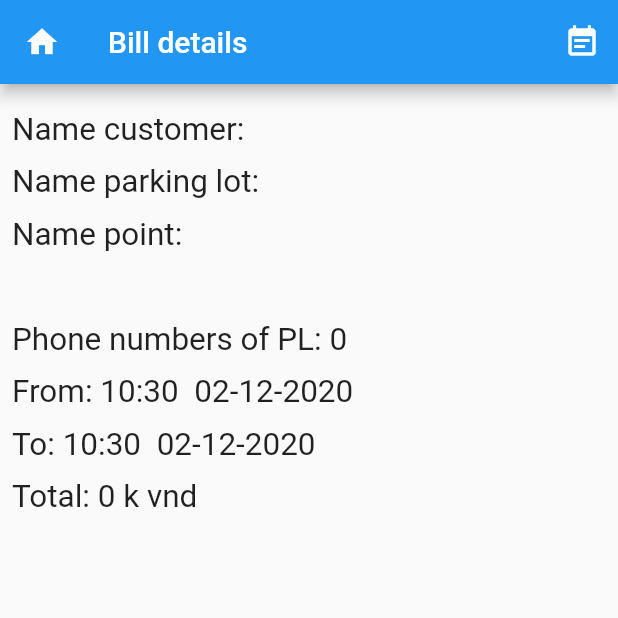
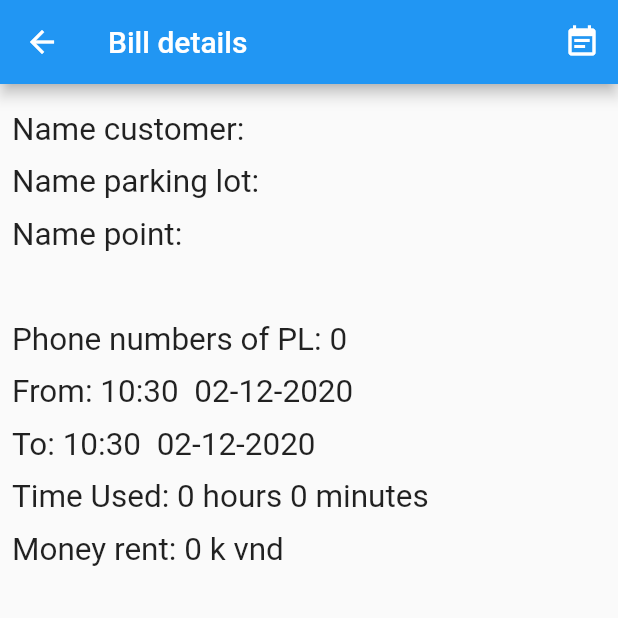
Before and after one commit to Kenny121331/project, a Flutter app: the RentStateDetails screen opened directly, after a tap on "Get Bill", on a phone screen of 412 x 824 dp, the top half of it. Run offline on Flutter 3.47's test engine with Material 2 defaults, Android fonts, the phone set to English and light mode, and no system bars; our stand-ins replace cloud_firestore, datetime_picker_formfield, firebase_auth, firebase_core, geolocator, google_maps_flutter; missing offline and left inert: autocomplete_textfield; accounts and stored records are empty; network calls fail; statements that could not run were skipped.

Commit message:
change get bills

```diff
--- a/lib/app/home/bill/billDetails.dart
+++ b/lib/app/home/bill/billDetails.dart
@@ -5,7 +5,6 @@ import 'package:flutter_app_parkinglots/app/home/bill/bill.dart';
 import 'package:flutter_app_parkinglots/data/bill/BillJson.dart';
 import 'package:intl/intl.dart';
 
-import '../home.dart';
 
 class BillDetails extends StatelessWidget {
   String idBill;
@@ -21,7 +20,7 @@ class BillDetails extends StatelessWidget {
     );
   }
 
-  Widget typeBill(int deposit, int price, int penalty){
+  Widget typeBill(int deposit, int price, int penalty, int timeUsed, int timeOverdue){
     if (deposit != null){
       return Column(
         crossAxisAlignment: CrossAxisAlignment.start,
@@ -35,14 +34,21 @@ class BillDetails extends StatelessWidget {
         return Column(
           crossAxisAlignment: CrossAxisAlignment.start,
           children: <Widget>[
-            text('Note: You have left the car overdue'),
+            text('Time Used: ${timeUsed ~/ 60} hours ${timeUsed % 60} minutes'),
             text('Money rent: $price k vnd'),
+            text('Time Overdue: ${timeOverdue ~/ 60} hours ${timeOverdue % 60} minutes'),
             text('Money penalty: $penalty k vnd'),
             text('Total: ${price + penalty} k vnd')
           ],
         );
       } else {
-        return text('Total: $price k vnd');
+        return Column(
+          crossAxisAlignment: CrossAxisAlignment.start,
+          children: [
+            text('Time Used: ${timeUsed ~/ 60} hours ${timeUsed % 60} minutes'),
+            text('Money rent: $price k vnd'),
+          ],
+        );
       }
     }
   }
@@ -50,13 +56,6 @@ class BillDetails extends StatelessWidget {
   Widget build(BuildContext context) {
     return Scaffold(
       appBar: AppBar(
-        leading: IconButton(
-          icon: Icon(Icons.home),
-          onPressed: (){
-            Navigator.of(context)
-                .pushNamedAndRemoveUntil( Home.ROUTER, (Route<dynamic> route) => false);
-          },
-        ),
         title: Text(
           'Bill details'
         ),
@@ -95,7 +94,7 @@ class BillDetails extends StatelessWidget {
                         text('Phone numbers of PL: ${_bill.phoneNumbersPL.toString()}'),
                         text('From: $_rentedTime'),
                         text('To: $_returnTime'),
-                        typeBill(_bill.deposit, _bill.price, _bill.penalty)
+                        typeBill(_bill.deposit, _bill.price, _bill.penalty, _bill.timeUsed, _bill.timeOverdue)
                       ],
                     )
                   ],
--- a/lib/app/home/parkingLots/pointDetails/allPoints.dart
+++ b/lib/app/home/parkingLots/pointDetails/allPoints.dart
@@ -47,12 +47,14 @@ class _ShowAllPointsState extends State<ShowAllPoints> {
           ),
           actions: <Widget>[
             RaisedButton(
+              color: Colors.green,
               child: Text('No'),
               onPressed: () {
                 Navigator.of(context).pop();
               },
             ),
             RaisedButton(
+              color: Colors.green,
               child: Text('Yes'),
               onPressed: () {
                 //_check();
@@ -118,7 +120,8 @@ class _ShowAllPointsState extends State<ShowAllPoints> {
         'stateRent' : false
       }).then((value2) async {
         await userState.doc(value2.id).update({'idUserState' : value2.id});
-        Navigator.push(
+        await Navigator.pop(context);
+        Navigator.pushReplacement(
             context,
             MaterialPageRoute(builder: (context) => ReservationDetails(
               idUserState: value2.id,
--- a/lib/app/home/parkingLots/rent/rentStateDetails.dart
+++ b/lib/app/home/parkingLots/rent/rentStateDetails.dart
@@ -30,7 +30,7 @@ class _RentStateDetailsState extends State<RentStateDetails> {
   var addParkingLot = AddParkingLots();
   int _price, _pricePL, _penaltyPL;
   final format = DateFormat("dd-MM-yyyy HH:mm");
-  Timestamp _returnTime, _rentedTime; DateTime _returnTimeNew;
+  Timestamp _returnTime; DateTime _returnTimeNew;
   final DateTime _now = DateTime.now();
   Widget text(String text) {
     return Padding(
@@ -53,7 +53,6 @@ class _RentStateDetailsState extends State<RentStateDetails> {
         .then((value){
           _returnTime = value.data()['returnTime'];
           _idPL = value.data()['idPL'];
-          _rentedTime = value.data()['rentedTime'];
           _namePoint = value.data()['namePoint'];
        parkingLot
        .doc(_idPL)
@@ -107,29 +106,40 @@ class _RentStateDetailsState extends State<RentStateDetails> {
         'idPL' : _userState.idPL,
         'namePoint' : _userState.namePoint,
         'rentedTime' : _userState.rentedTime,
-        'returnTime' : _userState.returnTime,
+        'returnTime' : _now,
         'phoneNumbersPL' : _userState.phoneNumbersPL,
+        'returnPointTime' : _now,
+        //'timeUsed' : _now.difference(_userState.rentedTime.toDate())
       }).then((value2) async {
         await _updateBill(_userState.rentedTime, _userState.returnTime, value2.id);
         await userState.doc(idUserState).delete().then((value3) => print('deleted'));
-        Navigator.push(context, MaterialPageRoute(builder: (context) => BillDetails(
+        Navigator.pushReplacement(context, MaterialPageRoute(builder: (context) => BillDetails(
           idBill: value2.id,
         )));
       });
     });
   }
   _updateBill(Timestamp rentTime, Timestamp returnTime, String idBill)async{
-    _price = returnTime.toDate().difference(rentTime.toDate()).inHours*_pricePL;
     if (_now.isBefore(returnTime.toDate().add(Duration(minutes: 10)))){
-      bill.doc(idBill).update({
-        'idBill' : idBill,
-        'price' : _price
-      });
-    } else {
+      final _differentTime = _now.difference(rentTime.toDate());
+      print(_differentTime);
+      _price = _differentTime.inHours*_pricePL
+          + ((_differentTime.inMinutes - _differentTime.inHours*60) > 10 ? 1 : 0)*_pricePL;
       bill.doc(idBill).update({
         'idBill' : idBill,
         'price' : _price,
-        'penalty' : _penaltyPL
+        'timeUsed' : _differentTime.inMinutes
+      });
+    } else {
+      final _differentTime = returnTime.toDate().difference(rentTime.toDate());
+      _price = _differentTime.inHours*_pricePL
+          + ((_differentTime.inMinutes - _differentTime.inHours*60) > 10 ? 1 : 0)*_pricePL;
+      bill.doc(idBill).update({
+        'idBill' : idBill,
+        'price' : _price,
+        'penalty' : _penaltyPL,
+        'timeUsed' : _differentTime.inMinutes,
+        'timeOverdue' : _now.difference(returnTime.toDate()).inMinutes
       });
     }
   }
@@ -193,12 +203,15 @@ class _RentStateDetailsState extends State<RentStateDetails> {
         .doc(idUserState)
         .update({
       'returnTime' : _returnTimeNew
-    }).then((value) => Navigator.push(
-        context,
-        MaterialPageRoute(builder: (context) => RentStateDetails(
-          idUserState: idUserState,
-        ))
-    ));
+    }).then((value) async {
+      await Navigator.pop(context);
+      Navigator.pushReplacement(
+          context,
+          MaterialPageRoute(builder: (context) => RentStateDetails(
+            idUserState: idUserState,
+          ))
+      );
+    });
   }
   _checkPoint(){
     point
--- a/lib/app/home/splash.dart
+++ b/lib/app/home/splash.dart
@@ -16,7 +16,7 @@ class _SplashScreenState extends State<SplashScreen> {
     Future.delayed(
         Duration(seconds: 3),
             (){
-          Navigator.pushNamed(context, Home.ROUTER);
+          Navigator.pushReplacementNamed(context, Home.ROUTER);
         }
     );
   }
--- a/lib/data/bill/BillJson.dart
+++ b/lib/data/bill/BillJson.dart
@@ -18,6 +18,8 @@ class BillJson {
   Timestamp rentedTime;
   Timestamp returnTime;
   String idBill;
+  int timeUsed;
+  int timeOverdue;
 
   BillJson(
       {this.addressPL,
@@ -33,7 +35,9 @@ class BillJson {
         this.penalty,
         this.returnTime,
         this.rentedTime,
-        this.idBill
+        this.idBill,
+        this.timeUsed,
+        this.timeOverdue
       });
 
   BillJson.fromJson(Map<String, dynamic> json) {
@@ -51,6 +55,8 @@ class BillJson {
     rentedTime = json['rentedTime'];
     returnTime = json['returnTime'];
     idBill = json['idBill'];
+    timeUsed = json['timeUsed'];
+    timeOverdue = json['timeOverdue'];
   }
 
   Map<String, dynamic> toJson() {
@@ -69,6 +75,8 @@ class BillJson {
     data['rentedTime'] = this.rentedTime;
     data['returnTime'] = this.returnTime;
     data['idBill'] = this.idBill;
+    data['timeUsed'] = this.timeUsed;
+    data['timeOverdue'] = this.timeOverdue;
     return data;
   }
 }
--- a/pubspec.yaml
+++ b/pubspec.yaml
@@ -37,6 +37,7 @@ dependencies:
   datetime_picker_formfield: ^1.0.0
   intl: ^0.16.1
   autocomplete_textfield: ^1.7.3
+  http: ^0.12.2
 
 flutter_icons:
   android: "launcher_icon"
```
Also changed, not shown: lib/app/home/home.dart (+12 -0 lines), lib/app/home/parkingLots/detailsPL.dart (+28 -21 lines), lib/app/home/parkingLots/reservation/reservationDetails.dart (+38 -27 lines), lib/app/login/login.dart (+41 -3 lines), pubspec.lock.
